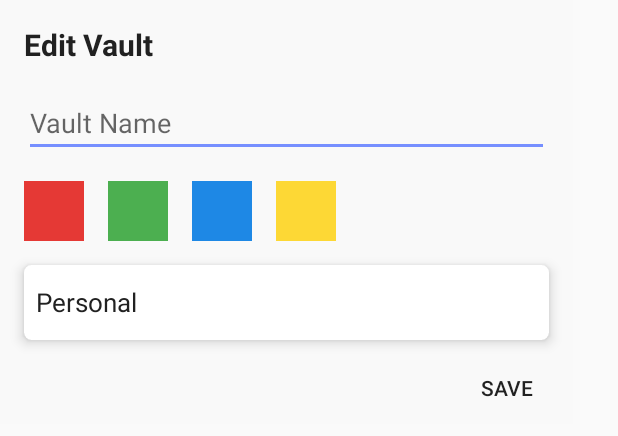
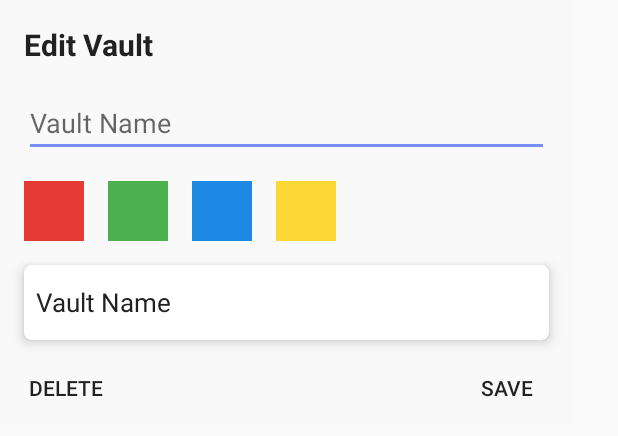
Before and after one commit to gkortsaridis/Gate-Keeper-Android, an Android app: the layout fragment_vault_info.xml on its own in the app's theme, with its tools: preview values and no code run, on a phone screen of 412 x 824 dp. Shown: the top 436 px of the screen. Run offline under Robolectric (Android 15) with nearby library versions, the phone set to English and light mode, and no system bars; plain views replace RoundRectView.

Commit message:
Add Vault operation inside VaultInfoFragment

```diff
--- a/app/src/main/java/gr/gkortsaridis/gatekeeper/Interfaces/VaultListeners.kt
+++ b/app/src/main/java/gr/gkortsaridis/gatekeeper/Interfaces/VaultListeners.kt
@@ -3,8 +3,8 @@ package gr.gkortsaridis.gatekeeper.Interfaces
 import gr.gkortsaridis.gatekeeper.Entities.Vault
 
 interface VaultCreateListener {
-    fun onVaultCreated()
-    fun onVaultCreateError()
+    fun onVaultCreated(vault: Vault)
+    fun onVaultCreateError(){}
 }
 
 interface VaultSetupListener {
@@ -25,7 +25,7 @@ interface VaultClickListener {
 }
 
 interface VaultEditListener {
-    fun onVaultEdited(vault: Vault)
+    fun onVaultEdited(vault: Vault){}
     fun onVaultDeleted(){}
 }
 
--- a/app/src/main/res/layout/credit_card_front.xml
+++ b/app/src/main/res/layout/credit_card_front.xml
@@ -35,7 +35,7 @@
                             android:layout_width="wrap_content"
                             android:layout_height="match_parent"
                             android:orientation="horizontal"
-                            android:background="@color/colorPrimary"
+                            android:background="@color/mate_black"
                             android:id="@+id/flip_card_btn"
                             android:padding="10dp">
                             <ImageView
--- a/app/src/main/res/layout/fragment_vault_info.xml
+++ b/app/src/main/res/layout/fragment_vault_info.xml
@@ -148,7 +148,7 @@
                 <TextView
                     android:layout_width="wrap_content"
                     android:layout_height="wrap_content"
-                    android:text="Personal"
+                    android:text="Vault Name"
                     android:id="@+id/vault_name"
                     android:textColor="@color/mate_black"
                     android:textSize="17sp"
@@ -165,12 +165,31 @@
         </RelativeLayout>
     </androidx.cardview.widget.CardView>
 
-    <Button
-        android:layout_width="wrap_content"
+    <LinearLayout
+        android:layout_width="match_parent"
         android:layout_height="wrap_content"
-        android:text="Save"
-        android:background="@android:color/transparent"
-        android:layout_gravity="right"
-        android:id="@+id/save_vault"/>
+        android:orientation="horizontal">
+
+        <Button
+            android:layout_width="wrap_content"
+            android:layout_height="wrap_content"
+            android:text="Delete"
+            android:background="@android:color/transparent"
+            android:id="@+id/delete_vault"/>
+
+
+        <View
+            android:layout_width="wrap_content"
+            android:layout_height="1dp"
+            android:layout_weight="1"/>
+
+        <Button
+            android:layout_width="wrap_content"
+            android:layout_height="wrap_content"
+            android:text="Save"
+            android:background="@android:color/transparent"
+            android:id="@+id/save_vault"/>
+
+    </LinearLayout>
 
 </LinearLayout>
```
Also changed, not shown: app/src/main/java/gr/gkortsaridis/gatekeeper/Repositories/VaultRepository.kt (+10 -8 lines), app/src/main/java/gr/gkortsaridis/gatekeeper/UI/Vaults/SelectVaultActivity.kt (+3 -59 lines), app/src/main/java/gr/gkortsaridis/gatekeeper/UI/Vaults/VaultInfoFragment.kt (+84 -10 lines), app/src/main/res/layout/credit_card_back.xml (+8 -6 lines).
